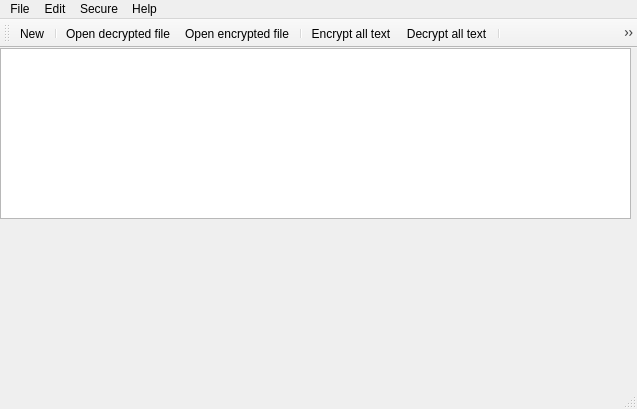
The window that mainwindow.ui (lutayev/SecureNote) describes before a commit, drawn with Qt 5.
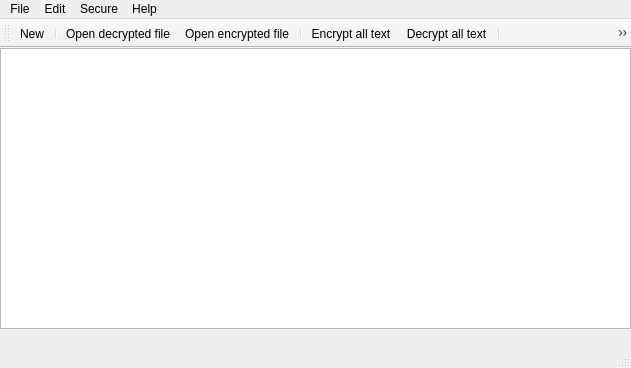
The same window after the commit. Icons and pictures are not drawn.

The edit to the form file:
```diff
--- a/mainwindow.ui
+++ b/mainwindow.ui
@@ -6,8 +6,8 @@
    <rect>
     <x>0</x>
     <y>0</y>
-    <width>637</width>
-    <height>409</height>
+    <width>631</width>
+    <height>368</height>
    </rect>
   </property>
   <property name="windowTitle">
@@ -20,7 +20,7 @@
       <x>0</x>
       <y>0</y>
       <width>631</width>
-      <height>171</height>
+      <height>281</height>
      </rect>
     </property>
    </widget>
@@ -43,7 +43,7 @@
     <enum>TopToolBarArea</enum>
    </attribute>
    <attribute name="toolBarBreak">
-    <bool>true</bool>
+    <bool>false</bool>
    </attribute>
    <addaction name="actionNew"/>
    <addaction name="separator"/>
@@ -70,7 +70,7 @@
     <rect>
      <x>0</x>
      <y>0</y>
-     <width>637</width>
+     <width>631</width>
      <height>21</height>
     </rect>
    </property>
```
